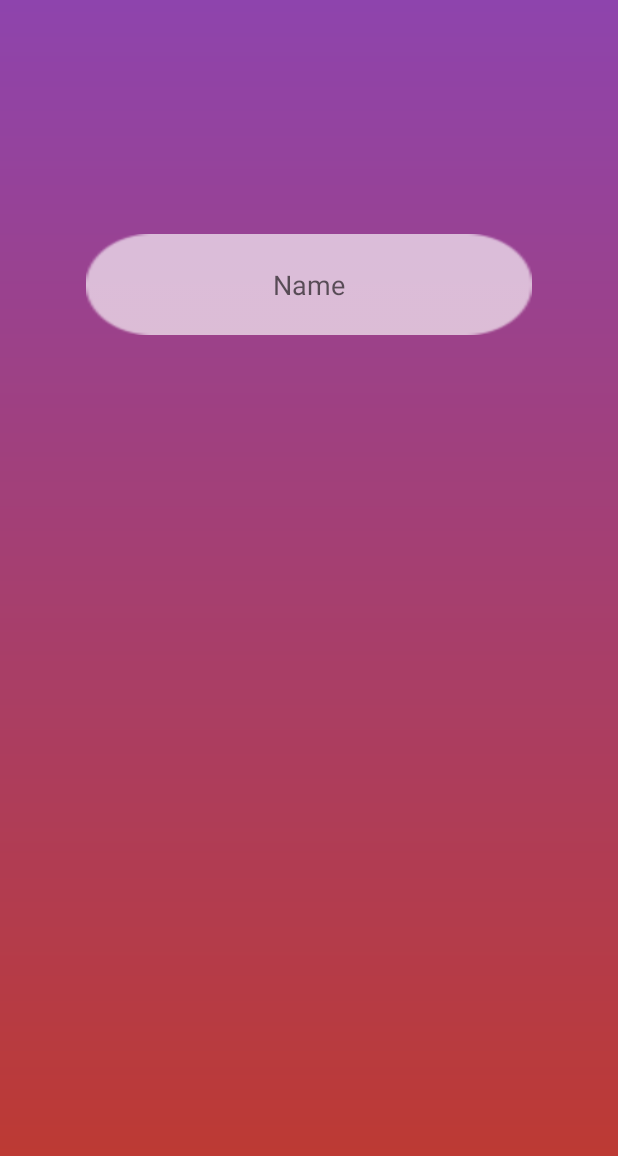
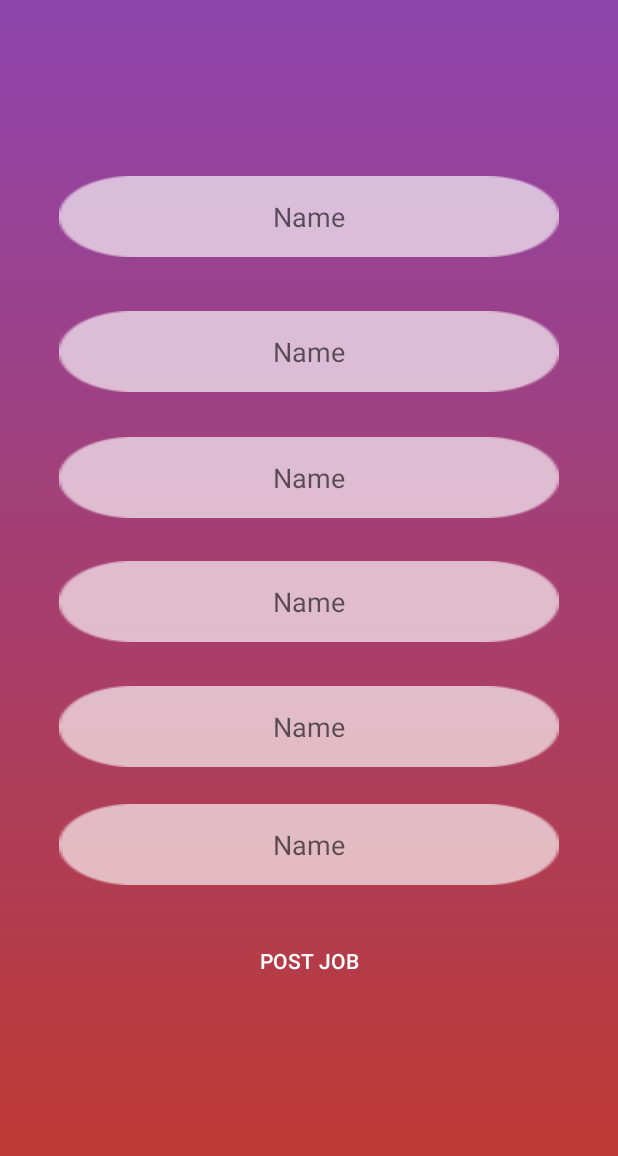
Before and after one commit to EgorCheh/Gosha, an Android app: the AddJob screen opened directly, with no data from a screen before it, on a phone screen of 412 x 824 dp. Shown: the top 1156 px of the screen. Run offline under Robolectric (Android 15) with nearby library versions, the phone set to English and light mode, and no system bars; Roboto replaces fonts that are not available here.

Commit message:
11.05.2019 POST_JOB

```diff
--- a/app/src/main/java/com/example/gosha/Registration.java
+++ b/app/src/main/java/com/example/gosha/Registration.java
@@ -25,7 +25,7 @@ public class Registration extends AppCompatActivity {
         super.onCreate(savedInstanceState);
         setContentView(R.layout.activity_registration);
         mAuth = FirebaseAuth.getInstance();
-        etFname=findViewById(R.id.et_f_name_reg);
+        etFname=findViewById(R.id.et_descr);
         etLname=findViewById(R.id.et_l_name_reg);
         etEmail=findViewById(R.id.et_email_reg);
         etPassword=findViewById(R.id.et_password_reg);
--- a/app/src/main/res/layout/activity_add_job.xml
+++ b/app/src/main/res/layout/activity_add_job.xml
@@ -8,9 +8,9 @@
     tools:context=".AddJob" >
 
     <EditText
-        android:id="@+id/et_f_name_reg"
-        android:layout_width="297dp"
-        android:layout_height="67dp"
+        android:id="@+id/et_name"
+        android:layout_width="333dp"
+        android:layout_height="54dp"
         android:layout_marginStart="8dp"
         android:layout_marginTop="8dp"
         android:layout_marginEnd="8dp"
@@ -24,5 +24,121 @@
         app:layout_constraintEnd_toEndOf="parent"
         app:layout_constraintStart_toStartOf="parent"
         app:layout_constraintTop_toTopOf="parent"
-        app:layout_constraintVertical_bias="0.19999999" />
+        app:layout_constraintVertical_bias="0.485" />
+
+    <EditText
+        android:id="@+id/et_addr"
+        android:layout_width="333dp"
+        android:layout_height="54dp"
+        android:layout_marginStart="8dp"
+        android:layout_marginTop="8dp"
+        android:layout_marginEnd="8dp"
+        android:layout_marginBottom="8dp"
+        android:background="@drawable/edit_view"
+        android:ems="10"
+        android:gravity="center"
+        android:hint="@string/et_f_name_reg"
+        android:inputType="textPersonName"
+        app:layout_constraintBottom_toBottomOf="parent"
+        app:layout_constraintEnd_toEndOf="parent"
+        app:layout_constraintStart_toStartOf="parent"
+        app:layout_constraintTop_toTopOf="parent"
+        app:layout_constraintVertical_bias="0.7" />
+
+    <EditText
+        android:id="@+id/et_title"
+        android:layout_width="333dp"
+        android:layout_height="54dp"
+        android:layout_marginStart="8dp"
+        android:layout_marginTop="8dp"
+        android:layout_marginEnd="8dp"
+        android:layout_marginBottom="8dp"
+        android:background="@drawable/edit_view"
+        android:ems="10"
+        android:gravity="center"
+        android:hint="@string/et_f_name_reg"
+        android:inputType="textPersonName"
+        app:layout_constraintBottom_toBottomOf="parent"
+        app:layout_constraintEnd_toEndOf="parent"
+        app:layout_constraintStart_toStartOf="parent"
+        app:layout_constraintTop_toTopOf="parent"
+        app:layout_constraintVertical_bias="0.145" />
+
+    <EditText
+        android:id="@+id/et_descr"
+        android:layout_width="333dp"
+        android:layout_height="54dp"
+        android:layout_marginStart="8dp"
+        android:layout_marginTop="8dp"
+        android:layout_marginEnd="8dp"
+        android:layout_marginBottom="8dp"
+        android:background="@drawable/edit_view"
+        android:ems="10"
+        android:gravity="center"
+        android:hint="@string/et_f_name_reg"
+        android:inputType="textPersonName"
+        app:layout_constraintBottom_toBottomOf="parent"
+        app:layout_constraintEnd_toEndOf="parent"
+        app:layout_constraintStart_toStartOf="parent"
+        app:layout_constraintTop_toTopOf="parent"
+        app:layout_constraintVertical_bias="0.376" />
+
+    <EditText
+        android:id="@+id/et_contact"
+        android:layout_width="333dp"
+        android:layout_height="54dp"
+        android:layout_marginStart="8dp"
+        android:layout_marginTop="8dp"
+        android:layout_marginEnd="8dp"
+        android:layout_marginBottom="8dp"
+        android:background="@drawable/edit_view"
+        android:ems="10"
+        android:gravity="center"
+        android:hint="@string/et_f_name_reg"
+        android:inputType="textPersonName"
+        app:layout_constraintBottom_toBottomOf="parent"
+        app:layout_constraintEnd_toEndOf="parent"
+        app:layout_constraintStart_toStartOf="parent"
+        app:layout_constraintTop_toTopOf="parent"
+        app:layout_constraintVertical_bias="0.596" />
+
+    <EditText
+        android:id="@+id/et_price"
+        android:layout_width="333dp"
+        android:layout_height="54dp"
+        android:layout_marginStart="8dp"
+        android:layout_marginTop="8dp"
+        android:layout_marginEnd="8dp"
+        android:layout_marginBottom="8dp"
+        android:background="@drawable/edit_view"
+        android:ems="10"
+        android:gravity="center"
+        android:hint="@string/et_f_name_reg"
+        android:inputType="textPersonName"
+        app:layout_constraintBottom_toBottomOf="parent"
+        app:layout_constraintEnd_toEndOf="parent"
+        app:layout_constraintStart_toStartOf="parent"
+        app:layout_constraintTop_toTopOf="parent"
+        app:layout_constraintVertical_bias="0.264" />
+
+    <Button
+        android:id="@+id/button3"
+        android:layout_width="105dp"
+        android:layout_height="48dp"
+        android:layout_marginStart="8dp"
+        android:layout_marginLeft="8dp"
+        android:layout_marginTop="8dp"
+        android:layout_marginEnd="8dp"
+        android:layout_marginRight="8dp"
+        android:layout_marginBottom="8dp"
+        android:background="@android:color/transparent"
+        android:text="Post job"
+        android:textColor="#FFFFFF"
+        android:textSize="14sp"
+        app:layout_constraintBottom_toBottomOf="parent"
+        app:layout_constraintEnd_toEndOf="parent"
+        app:layout_constraintStart_toStartOf="parent"
+        app:layout_constraintTop_toBottomOf="@+id/et_addr"
+        app:layout_constraintVertical_bias="0.110000014" />
+
 </android.support.constraint.ConstraintLayout>
--- a/app/src/main/res/layout/activity_registration.xml
+++ b/app/src/main/res/layout/activity_registration.xml
@@ -21,13 +21,13 @@
         android:textColor="#DBD6D6"
         android:textSize="24sp"
         app:fontFamily="@font/carter_one"
-        app:layout_constraintBottom_toTopOf="@+id/et_f_name_reg"
+        app:layout_constraintBottom_toTopOf="@+id/et_descr"
         app:layout_constraintEnd_toEndOf="parent"
         app:layout_constraintStart_toStartOf="parent"
         app:layout_constraintTop_toTopOf="parent" />
 
     <EditText
-        android:id="@+id/et_f_name_reg"
+        android:id="@+id/et_descr"
         android:layout_width="297dp"
         android:layout_height="67dp"
         android:layout_marginStart="8dp"
@@ -56,7 +56,7 @@
         android:inputType="textPersonName"
         app:layout_constraintEnd_toEndOf="parent"
         app:layout_constraintStart_toStartOf="parent"
-        app:layout_constraintTop_toBottomOf="@+id/et_f_name_reg" />
+        app:layout_constraintTop_toBottomOf="@+id/et_descr" />
 
     <EditText
         android:id="@+id/et_email_reg"
```
